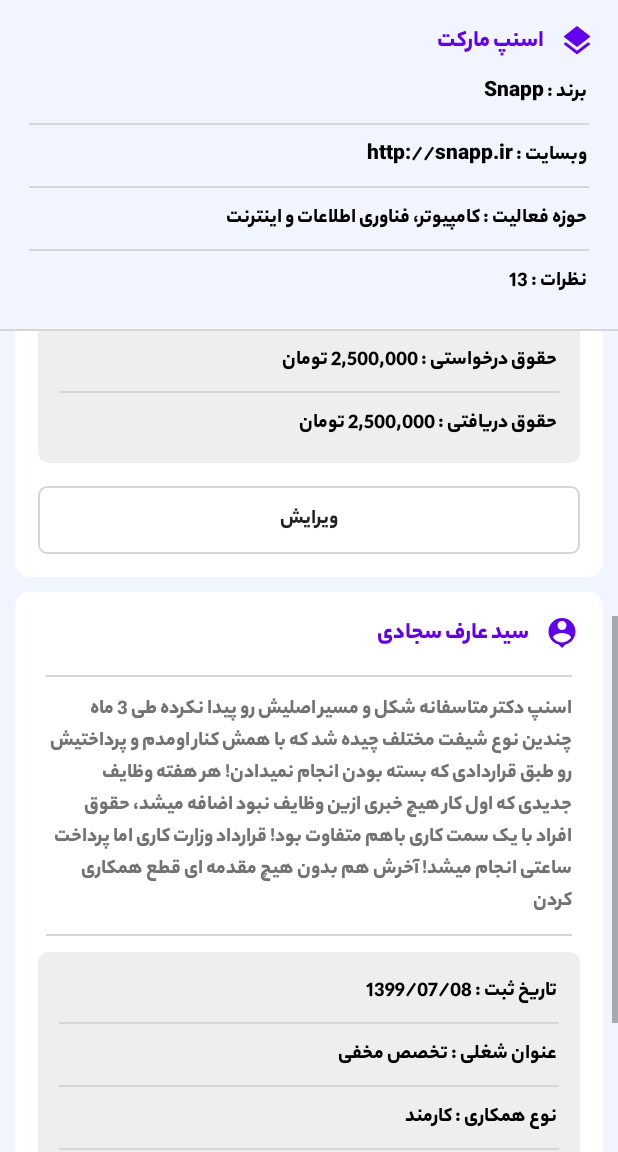
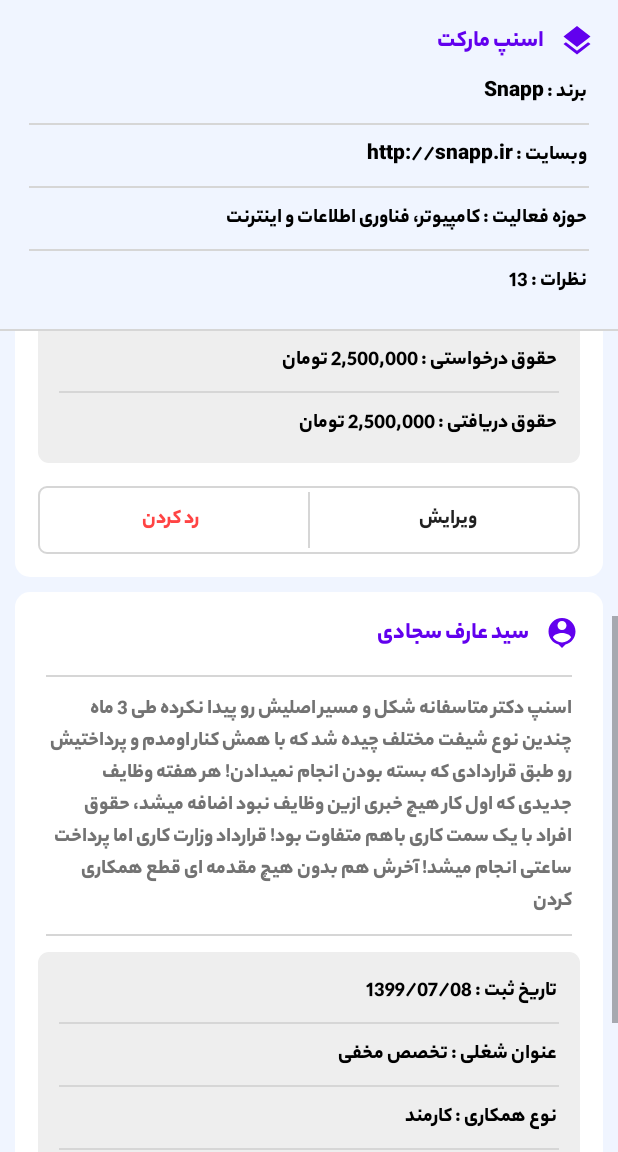
Before and after one commit to JavadEsl77/cx-back-office, an Android app: the DetailOfficeFragment screen opened through its navigation route, scrolled down 382 dp, on a phone screen of 412 x 824 dp, the part 84-1236 px from its top. Run offline under Robolectric (Android 15) with nearby library versions, the phone set to English and light mode, and no system bars; 1 statement that could not run was skipped.

```diff
--- a/app/src/main/java/com/companyux/backOffice/feature/detailOffice/DetailOfficeFragment.kt
+++ b/app/src/main/java/com/companyux/backOffice/feature/detailOffice/DetailOfficeFragment.kt
@@ -4,13 +4,15 @@ import android.os.Bundle
 import android.view.LayoutInflater
 import android.view.View
 import android.view.ViewGroup
+import androidx.core.os.bundleOf
 import androidx.fragment.app.Fragment
 import androidx.navigation.fragment.NavHostFragment
+import androidx.navigation.fragment.findNavController
 import com.companyux.backOffice.R
 import com.companyux.backOffice.databinding.FragmentDetailOfficeBinding
 
 class DetailOfficeFragment : Fragment() {
-    lateinit var binding:FragmentDetailOfficeBinding
+    private lateinit var binding:FragmentDetailOfficeBinding
     override fun onCreate(savedInstanceState: Bundle?) {
         super.onCreate(savedInstanceState)
 
@@ -23,7 +25,7 @@ class DetailOfficeFragment : Fragment() {
         binding = FragmentDetailOfficeBinding.inflate(inflater,container,false)
         binding.apply {
             binding.inclToolbarDetail.imbClose.setOnClickListener {
-                NavHostFragment.findNavController(requireParentFragment()).navigate(R.id.action_detailOfficeFragment_to_homeFragment)
+                findNavController().popBackStack()
             }
 
         }
--- a/app/src/main/res/layout/fragment_detail_office.xml
+++ b/app/src/main/res/layout/fragment_detail_office.xml
@@ -228,6 +228,21 @@
                         android:orientation="horizontal">
 
                         <androidx.appcompat.widget.AppCompatButton
+                            android:id="@+id/btn_reject"
+                            android:layout_width="0dp"
+                            android:layout_height="wrap_content"
+                            android:layout_weight="1"
+                            android:background="@android:color/transparent"
+                            android:text="رد کردن"
+                            android:textColor="@android:color/holo_red_light" />
+
+                        <View
+                            android:layout_width="1dp"
+                            android:layout_height="match_parent"
+                            android:layout_margin="4dp"
+                            android:background="#d6d6d6" />
+
+                        <androidx.appcompat.widget.AppCompatButton
                             android:layout_width="0dp"
                             android:layout_height="wrap_content"
                             android:layout_weight="1"
@@ -368,6 +383,20 @@
                             android:layout_height="wrap_content"
                             android:layout_weight="1"
                             android:background="@android:color/transparent"
+                            android:text="رد کردن"
+                            android:textColor="@android:color/holo_red_light" />
+
+                        <View
+                            android:layout_width="1dp"
+                            android:layout_height="match_parent"
+                            android:layout_margin="4dp"
+                            android:background="#d6d6d6" />
+
+                        <androidx.appcompat.widget.AppCompatButton
+                            android:layout_width="0dp"
+                            android:layout_height="wrap_content"
+                            android:layout_weight="1"
+                            android:background="@android:color/transparent"
                             android:text="ویرایش" />
 
 
--- a/app/src/main/res/layout/fragment_home.xml
+++ b/app/src/main/res/layout/fragment_home.xml
@@ -23,7 +23,7 @@
             android:background="#1db995">
         </com.google.android.material.tabs.TabLayout>
 
-        <androidx.viewpager.widget.ViewPager
+        <androidx.viewpager2.widget.ViewPager2
             android:id="@+id/viewPager"
             android:layout_width="match_parent"
             android:layout_height="0dp"
@@ -31,7 +31,5 @@
             app:layout_constraintTop_toBottomOf="@+id/tabLayout"
             tools:layout_editor_absoluteX="8dp" />
 
-
-
     </LinearLayout>
 </FrameLayout>
```
Also changed, not shown: app/src/main/java/com/companyux/backOffice/feature/home/HomeFragment.kt (+27 -27 lines), app/src/main/java/com/companyux/backOffice/helper/adapter/MyAdapter.kt (+10 -20 lines).
